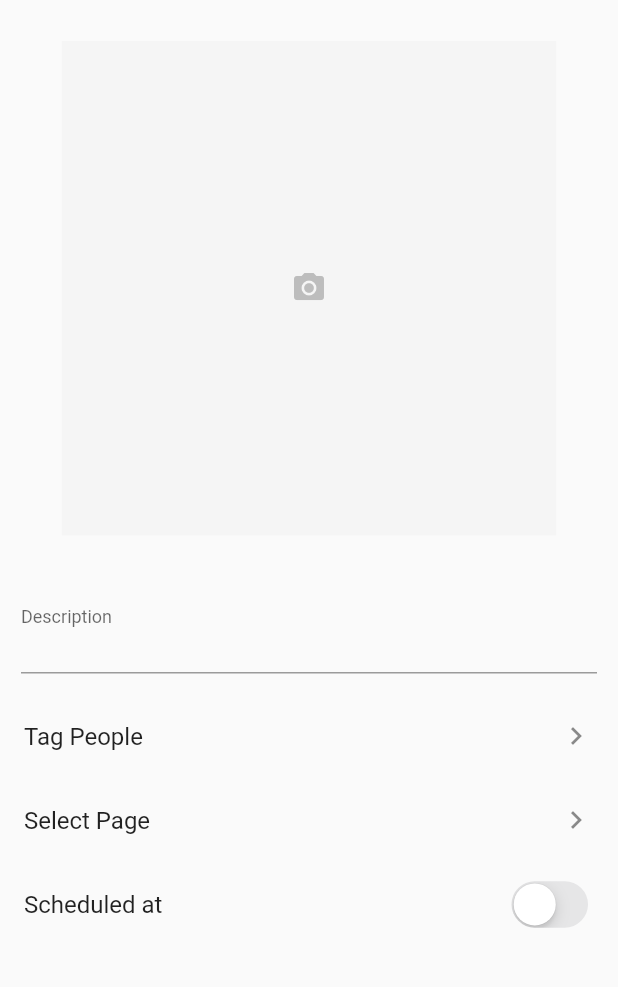
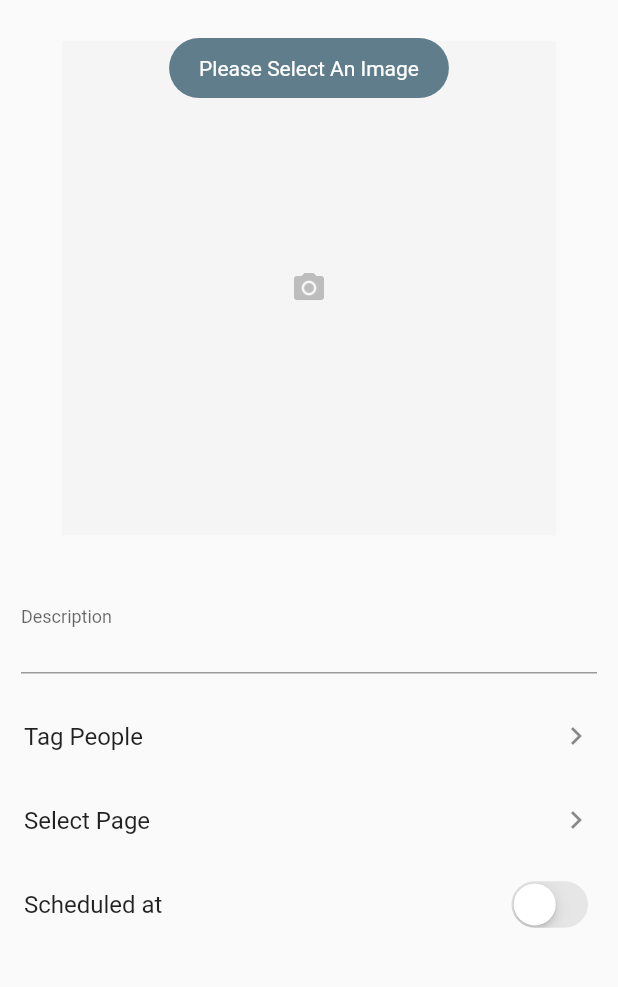
Before and after one commit to SharmBB/Quick_Post-New, a Flutter app: the NewSchedule screen opened directly, after a tap on "Post", on a phone screen of 412 x 824 dp, the part 58-1045 px from its top. Run offline on Flutter 3.47's test engine with Material 2 defaults, Android fonts, the phone set to English and light mode, and no system bars; our stand-ins replace cached_network_image, cloud_firestore, dio, firebase_auth, firebase_core, firebase_storage and 7 more; missing offline and left inert: flutter_facebook_login, multi_image_picker2; accounts and stored records are empty; network calls fail; project files that could hold a hidden picture were left out.

Commit message:
final version 1.0

```diff
--- a/lib/schedules/new_schedule.dart
+++ b/lib/schedules/new_schedule.dart
@@ -65,6 +65,7 @@ class _NewScheduleState extends State<NewSchedule> {
   File? _image;
   String? _uploadedFileURL;
   late Future<String> fileurl;
+  bool image = false;
 
   final List<Map<String, dynamic>> _allUsers = [];
 
@@ -78,6 +79,7 @@ class _NewScheduleState extends State<NewSchedule> {
       setState(() {
         _image = File(pickedFile.path);
         uploadFile();
+        image = true;
       });
     }
   }
@@ -96,6 +98,7 @@ class _NewScheduleState extends State<NewSchedule> {
         print('------');
         print(pickedFile);
         uploadFile();
+        image = true;
       });
     }
   }
@@ -151,14 +154,38 @@ class _NewScheduleState extends State<NewSchedule> {
       //await uploadFile();
 
       SharedPreferences prefs = await SharedPreferences.getInstance();
+      if (!image) {
+        Fluttertoast.showToast(
+            msg: 'Please Select An Image',
+            toastLength: Toast.LENGTH_SHORT,
+            gravity: ToastGravity.TOP,
+            timeInSecForIosWeb: 3,
+            backgroundColor: Colors.blueGrey,
+            textColor: Colors.white);
+        return;
+      }
       _uploadedFileURL = await fileurl;
+      // ignore: unrelated_type_equality_checks
+
       final userId = prefs.getString('userId');
-      final AD_ACCOUNT_ID = prefs.getString('pageId');
+
+      ///final AD_ACCOUNT_ID = prefs.getString('pageId');
 
       final accountId = prefs.getString('accountId');
-      final ACCESS_TOKEN = prefs.getString('pageToken');
+      //final ACCESS_TOKEN = prefs.getString('pageToken');
       //String? selectedTime = prefs.getString('selectedTime');
       //print(selectedTime.substring(10));
+
+      if (selectedTime.length < 5) {
+        Fluttertoast.showToast(
+            msg: 'Please the date & time',
+            toastLength: Toast.LENGTH_SHORT,
+            gravity: ToastGravity.TOP,
+            timeInSecForIosWeb: 3,
+            backgroundColor: Colors.blueGrey,
+            textColor: Colors.white);
+        return;
+      }
       String finalDateTime = selectedTime.substring(0, 19);
       //print(finalDateTime);
       var dateTime = DateTime.parse(finalDateTime);
@@ -194,7 +221,7 @@ class _NewScheduleState extends State<NewSchedule> {
         data: formData,
       );
       final profile = jsonDecode(response.data);
-      print(profile);
+      //print(profile);
       if (profile['id'] != null) {
         Fluttertoast.showToast(
             msg: 'Post sheduled Successfully!',
@@ -213,6 +240,7 @@ class _NewScheduleState extends State<NewSchedule> {
             backgroundColor: Colors.blueGrey,
             textColor: Colors.white);
       }
+      image = false;
       //print(_uploadedFileURL);
 
     } on Exception catch (e) {
@@ -264,7 +292,7 @@ class _NewScheduleState extends State<NewSchedule> {
       _allUsers.add(page['data'][i]);
     }
 
-    print(_allUsers);
+    //print(_allUsers);
   }
 
   @override
--- a/lib/schedules/past_schedule.dart
+++ b/lib/schedules/past_schedule.dart
@@ -19,9 +19,8 @@ class _PastScheduleState extends State<PastSchedule> {
 
   @override
   void initState() {
-    Query profiles = users
-        //.where("userId", isEqualTo: user!.uid)
-        .where("dateTime", isLessThan: DateTime.now());
+    Query profiles = users.where("userId", isEqualTo: user!.uid);
+    //.where("dateTime", isLessThan: DateTime.now());
     query = profiles;
     super.initState();
   }
```
